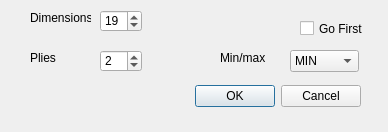
Before: the Qt Designer form minigo/SetupDialog.ui in schibalt/minigo, drawn with Qt 5.
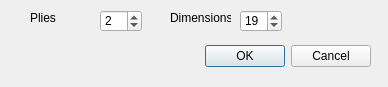
After: the same form once the commit is applied.

Diff of the .ui file:
```diff
--- a/minigo/SetupDialog.ui
+++ b/minigo/SetupDialog.ui
@@ -7,7 +7,7 @@
     <x>0</x>
     <y>0</y>
     <width>388</width>
-    <height>132</height>
+    <height>87</height>
    </rect>
   </property>
   <property name="windowTitle">
@@ -16,8 +16,8 @@
   <widget class="QWidget" name="layoutWidget">
    <property name="geometry">
     <rect>
-     <x>10</x>
-     <y>80</y>
+     <x>20</x>
+     <y>40</y>
      <width>351</width>
      <height>33</height>
     </rect>
@@ -70,7 +70,7 @@
   <widget class="QSpinBox" name="dimensionsBox">
    <property name="geometry">
     <rect>
-     <x>100</x>
+     <x>240</x>
      <y>10</y>
      <width>42</width>
      <height>22</height>
@@ -86,7 +86,7 @@
   <widget class="QLabel" name="label">
    <property name="geometry">
     <rect>
-     <x>30</x>
+     <x>170</x>
      <y>10</y>
      <width>61</width>
      <height>16</height>
@@ -96,57 +96,11 @@
     <string>Dimensions</string>
    </property>
   </widget>
-  <widget class="QComboBox" name="minMaxBox">
-   <property name="geometry">
-    <rect>
-     <x>290</x>
-     <y>50</y>
-     <width>69</width>
-     <height>22</height>
-    </rect>
-   </property>
-   <item>
-    <property name="text">
-     <string>MIN</string>
-    </property>
-   </item>
-   <item>
-    <property name="text">
-     <string>MAX</string>
-    </property>
-   </item>
-  </widget>
-  <widget class="QLabel" name="label_2">
-   <property name="geometry">
-    <rect>
-     <x>220</x>
-     <y>50</y>
-     <width>61</width>
-     <height>16</height>
-    </rect>
-   </property>
-   <property name="text">
-    <string>Min/max</string>
-   </property>
-  </widget>
-  <widget class="QCheckBox" name="goFirstBox">
-   <property name="geometry">
-    <rect>
-     <x>300</x>
-     <y>20</y>
-     <width>70</width>
-     <height>17</height>
-    </rect>
-   </property>
-   <property name="text">
-    <string>Go First</string>
-   </property>
-  </widget>
   <widget class="QSpinBox" name="plyBox">
    <property name="geometry">
     <rect>
      <x>100</x>
-     <y>50</y>
+     <y>10</y>
      <width>42</width>
      <height>22</height>
     </rect>
@@ -165,7 +119,7 @@
    <property name="geometry">
     <rect>
      <x>30</x>
-     <y>50</y>
+     <y>10</y>
      <width>61</width>
      <height>16</height>
     </rect>
```
Left out of the diff: 6 changed lines with no effect on the pictures.
